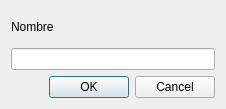
Above: source/diagowner.ui from hugo19941994/ViajeFacil before the change. Below: the same form after it.
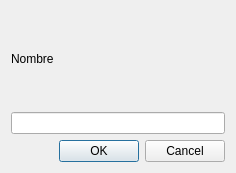
That is the form after the change.

```diff
--- a/source/diagowner.ui
+++ b/source/diagowner.ui
@@ -6,8 +6,8 @@
    <rect>
     <x>0</x>
     <y>0</y>
-    <width>226</width>
-    <height>109</height>
+    <width>236</width>
+    <height>173</height>
    </rect>
   </property>
   <property name="windowTitle">
```
